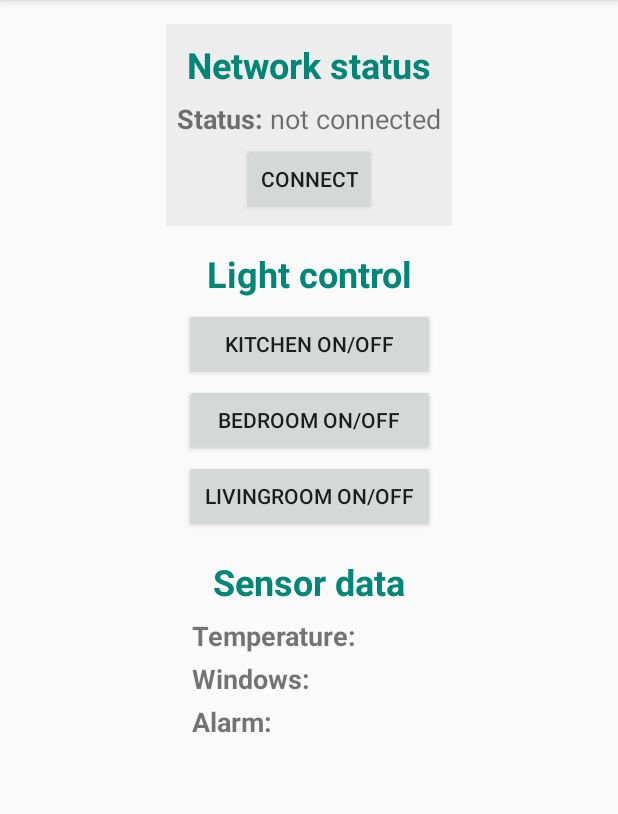
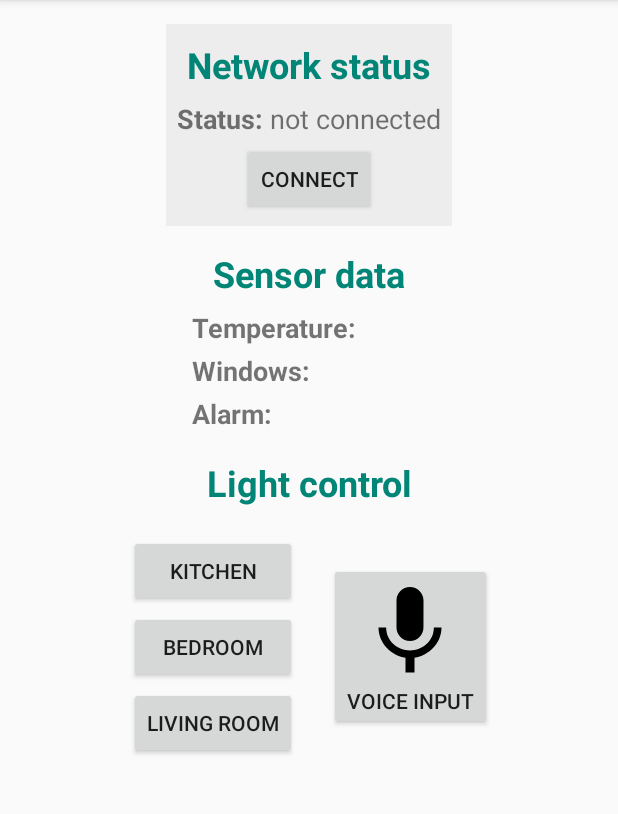
Before and after one commit to joelpalsson/smart-home-app, an Android app: the screen it shows after launch (MainActivity), on a phone screen of 412 x 824 dp, the part 84-898 px from its top. Run offline under Robolectric (Android 15) with nearby library versions, the phone set to English and light mode, and no system bars.

Commit message:
Add voice control for controlling LED:S

```diff
--- a/app/build.gradle
+++ b/app/build.gradle
@@ -9,6 +9,7 @@ android {
         versionCode 1
         versionName "1.0"
         testInstrumentationRunner "android.support.test.runner.AndroidJUnitRunner"
+        vectorDrawables.useSupportLibrary = true
     }
     buildTypes {
         release {
--- a/app/src/main/AndroidManifest.xml
+++ b/app/src/main/AndroidManifest.xml
@@ -21,5 +21,6 @@
     <uses-permission android:name="android.permission.BLUETOOTH" />
     <uses-permission android:name="android.permission.BLUETOOTH_ADMIN" />
     <uses-permission android:name="android.permission.ACCESS_COARSE_LOCATION" />
+    <uses-permission android:name="android.permission.RECORD_AUDIO" />
 
 </manifest>
--- a/app/src/main/java/com/example/smarthomeapp/MainActivity.java
+++ b/app/src/main/java/com/example/smarthomeapp/MainActivity.java
@@ -1,12 +1,20 @@
 package com.example.smarthomeapp;
 
+import android.Manifest;
 import android.bluetooth.BluetoothAdapter;
 import android.bluetooth.BluetoothDevice;
 import android.bluetooth.BluetoothSocket;
 import android.content.Intent;
+import android.content.pm.PackageManager;
+import android.os.Build;
 import android.os.Handler;
 import android.os.Message;
 import android.os.SystemClock;
+import android.speech.RecognitionListener;
+import android.speech.RecognizerIntent;
+import android.speech.SpeechRecognizer;
+import android.support.v4.app.ActivityCompat;
+import android.support.v4.content.ContextCompat;
 import android.support.v7.app.AppCompatActivity;
 import android.os.Bundle;
 import android.util.Log;
@@ -18,6 +26,7 @@ import android.widget.Toast;
 import java.io.IOException;
 import java.io.InputStream;
 import java.io.OutputStream;
+import java.util.ArrayList;
 import java.util.UUID;
 
 public class MainActivity extends AppCompatActivity {
@@ -27,11 +36,13 @@ public class MainActivity extends AppCompatActivity {
     // Used for identifying shared types between calling functions
     private static final int REQUEST_ENABLE_BT = 1;
     // Used by the main thread Handler to distinguish Messages containing a command from the Arduino
-    private static final int COMMAND_RECEIVED = 2;
+    private static final int COMMAND_RECEIVED = 1;
     // Used by the main thread Handler to distinguish Messages containing connection status
-    private static final int CONNECTION_STATUS = 3;
+    private static final int CONNECTION_STATUS = 2;
     // Used by the main thread Handler to distinguish Messages containing user feedback
-    private static final int USER_FEEDBACK = 4;
+    private static final int USER_FEEDBACK = 3;
+    // Used when requesting audio recording permissions
+    private static final int MY_PERMISSIONS_REQUEST_RECORD_AUDIO = 1;
     // Bluetooth uuid, used to determine which channel to connect to
     private static final UUID BT_MODULE_UUID =
             UUID.fromString("00001101-0000-1000-8000-00805F9B34FB");
@@ -44,10 +55,12 @@ public class MainActivity extends AppCompatActivity {
     private InputStream mInputStream;
     private OutputStream mOutputStream;
 
-    TextView mConnectionStatusTextView;
-    TextView mTemperatureTextView;
-    TextView mWindowsTextView;
-    TextView mAlarmTextView;
+    private SpeechRecognizer speechRecognizer;
+
+    private TextView mConnectionStatusTextView;
+    private TextView mTemperatureTextView;
+    private TextView mWindowsTextView;
+    private TextView mAlarmTextView;
 
     @Override
     protected void onCreate(Bundle savedInstanceState) {
@@ -61,6 +74,7 @@ public class MainActivity extends AppCompatActivity {
         Button kitchenLightButton = (Button) findViewById(R.id.kitchenLightButton);
         Button bedroomLightButton = (Button) findViewById(R.id.bedroomLightButton);
         Button livingroomLightButton = (Button) findViewById(R.id.livingroomLightButton);
+        Button voiceControlButton = (Button) findViewById(R.id.voiceControlButton);
         mConnectionStatusTextView = (TextView) findViewById(R.id.connectionStatusTextView);
         mTemperatureTextView = (TextView) findViewById(R.id.temperatureTextView);
         mWindowsTextView = (TextView) findViewById(R.id.windowsTextView);
@@ -82,14 +96,27 @@ public class MainActivity extends AppCompatActivity {
             startActivityForResult(enableBtIntent, REQUEST_ENABLE_BT);
         }
 
+        // Check if the Android API level is equal to or greater than 23. If so, ask the user for
+        // necessary audio recording permissions
+        if (Build.VERSION.SDK_INT >= Build.VERSION_CODES.M) {
+            requestRecAudioPerm();
+        }
+
         // Set the GUI listeners
         connectButton.setOnClickListener(connectButtonOnClickListener);
         kitchenLightButton.setOnClickListener(kitchenLightButtonOnClickListener);
         bedroomLightButton.setOnClickListener(bedroomLightButtonOnClickListener);
         livingroomLightButton.setOnClickListener(livingroomLightButtonOnClickListener);
+        voiceControlButton.setOnClickListener(voiceControlButtonOnClickListener);
 
         // Obtain the paired Arduino device
         mBtDevice = mBtAdapter.getRemoteDevice(ARDUINO_MAC);
+
+        // Prepare for speech recognition
+        boolean supported = SpeechRecognizer.isRecognitionAvailable(this);
+        Log.d(DEBUG_TAG, "speech regignition supported: " + Boolean.toString(supported));
+        speechRecognizer = SpeechRecognizer.createSpeechRecognizer(this);
+        speechRecognizer.setRecognitionListener(commandRecognitionListener);
     }
 
     // To avoid blocking the GUI thread, start a new thread to handle the connection
@@ -124,6 +151,78 @@ public class MainActivity extends AppCompatActivity {
         @Override
         public void onClick(View view) {
             sendCommand("3");
+        }
+    };
+
+    private View.OnClickListener voiceControlButtonOnClickListener = new View.OnClickListener() {
+        @Override
+        public void onClick(View view) {
+            recordSpeech();
+        }
+    };
+
+    private RecognitionListener commandRecognitionListener = new RecognitionListener() {
+        @Override
+        public void onReadyForSpeech(Bundle params) {
+            String feedback = "In which room do you want to toggle the light?";
+            Toast.makeText(getApplicationContext(), feedback, Toast.LENGTH_LONG).show();
+        }
+
+        @Override
+        public void onBeginningOfSpeech() {
+
+        }
+
+        @Override
+        public void onRmsChanged(float rmsdB) {
+
+        }
+
+        @Override
+        public void onBufferReceived(byte[] buffer) {
+
+        }
+
+        @Override
+        public void onEndOfSpeech() {
+
+        }
+
+        @Override
+        public void onError(int error) {
+            Log.d(DEBUG_TAG, "error: " + error);
+        }
+
+        @Override
+        public void onResults(Bundle results) {
+            Log.d(DEBUG_TAG, "Result obtained!");
+            ArrayList<String> result = results.getStringArrayList(SpeechRecognizer.RESULTS_RECOGNITION);
+            for (int i = 0; i < result.size(); i++) {
+                Log.d(DEBUG_TAG, "result " + Integer.toString(i) + ": " + result.get(i));
+            }
+            String command = result.get(0).toLowerCase();
+            Log.d(DEBUG_TAG, command);
+            if (command.equals("kitchen")) {
+                sendCommand("1");
+            } else if (command.equals("bedroom")) {
+                sendCommand("2");
+            } else if (command.equals("living room")) {
+                sendCommand("3");
+            } else {
+                String feedback = "Unfortunately it is not possible to control the light in the " +
+                        "mentioned room. Please press the button and try again!";
+                Toast.makeText(getApplicationContext(), feedback, Toast.LENGTH_LONG).show();
+            }
+        }
+
+        @Override
+        public void onPartialResults(Bundle partialResults) {
+
+        }
+
+        @Override
+        public void onEvent(int eventType, Bundle params) {
+
         }
     };
 
@@ -265,4 +364,20 @@ public class MainActivity extends AppCompatActivity {
         }
     }
 
+    private void requestRecAudioPerm() {
+        if (ContextCompat.checkSelfPermission(this, Manifest.permission.RECORD_AUDIO) !=
+                PackageManager.PERMISSION_GRANTED) {
+            ActivityCompat.requestPermissions(this,
+                    new String[]{Manifest.permission.RECORD_AUDIO},
+                    MY_PERMISSIONS_REQUEST_RECORD_AUDIO);
+        }
+    }
+
+    private void recordSpeech() {
+        Intent intent = new Intent(RecognizerIntent.ACTION_RECOGNIZE_SPEECH);
+        intent.putExtra(RecognizerIntent.EXTRA_LANGUAGE_MODEL, RecognizerIntent.LANGUAGE_MODEL_FREE_FORM);
+        speechRecognizer.startListening(intent);
+    }
+
+
 }
--- /dev/null
+++ b/app/src/main/res/drawable/ic_mic_black_72dp.xml
@@ -0,0 +1,4 @@
+<vector android:height="72dp" android:viewportHeight="24.0"
+    android:viewportWidth="24.0" android:width="72dp" xmlns:android="http://schemas.android.com/apk/res/android">
+    <path android:fillColor="#FF000000" android:pathData="M12,14c1.66,0 2.99,-1.34 2.99,-3L15,5c0,-1.66 -1.34,-3 -3,-3S9,3.34 9,5v6c0,1.66 1.34,3 3,3zM17.3,11c0,3 -2.54,5.1 -5.3,5.1S6.7,14 6.7,11L5,11c0,3.41 2.72,6.23 6,6.72L11,21h2v-3.28c3.28,-0.48 6,-3.3 6,-6.72h-1.7z"/>
+</vector>
--- a/app/src/main/res/layout/activity_main.xml
+++ b/app/src/main/res/layout/activity_main.xml
@@ -11,10 +11,10 @@
         android:layout_width="wrap_content"
         android:layout_height="wrap_content"
         android:layout_marginTop="16dp"
+        android:background="@color/colorGrey"
+        android:gravity="center"
+        android:orientation="vertical"
         android:padding="5dp"
-        android:background="@color/colorGrey"
-        android:orientation="vertical"
-        android:gravity="center"
         app:layout_constraintEnd_toEndOf="parent"
         app:layout_constraintStart_toStartOf="parent"
         app:layout_constraintTop_toTopOf="parent">
@@ -59,58 +59,15 @@
     </LinearLayout>
 
     <LinearLayout
-        android:id="@+id/lightControl"
-        android:layout_width="170dp"
-        android:layout_height="wrap_content"
-        android:layout_marginTop="10dp"
-        android:orientation="vertical"
-        android:gravity="center"
-        app:layout_constraintEnd_toEndOf="parent"
-        app:layout_constraintStart_toStartOf="parent"
-        app:layout_constraintTop_toBottomOf="@id/connectionInfo">
-
-        <TextView
-            android:layout_width="wrap_content"
-            android:layout_height="wrap_content"
-            android:layout_margin="5dp"
-            android:gravity="center"
-            android:text="@string/light_control_header"
-            android:textColor="@color/colorPrimary"
-            android:textSize="24sp"
-            android:textStyle="bold" />
-
-        <Button
-            android:id="@+id/kitchenLightButton"
-            android:layout_width="match_parent"
-            android:layout_height="wrap_content"
-            android:layout_margin="1dp"
-            android:text="@string/kitchen_light_button" />
-
-        <Button
-            android:id="@+id/bedroomLightButton"
-            android:layout_width="match_parent"
-            android:layout_height="wrap_content"
-            android:layout_margin="1dp"
-            android:text="@string/bedroom_light_button" />
-
-        <Button
-            android:id="@+id/livingroomLightButton"
-            android:layout_width="match_parent"
-            android:layout_height="wrap_content"
-            android:layout_margin="1dp"
-            android:text="@string/livingroom_light_button" />
-    </LinearLayout>
-
-    <LinearLayout
         android:id="@+id/sensorData"
         android:layout_width="160dp"
         android:layout_height="wrap_content"
         android:layout_marginTop="10dp"
+        android:gravity="center"
         android:orientation="vertical"
-        android:gravity="center"
         app:layout_constraintEnd_toEndOf="parent"
         app:layout_constraintStart_toStartOf="parent"
-        app:layout_constraintTop_toBottomOf="@id/lightControl">
+        app:layout_constraintTop_toBottomOf="@id/connectionInfo">
 
         <TextView
             android:layout_width="wrap_content"
@@ -183,4 +140,78 @@
         </LinearLayout>
     </LinearLayout>
 
+    <LinearLayout
+        android:id="@+id/lightControl"
+        android:layout_width="wrap_content"
+        android:layout_height="wrap_content"
+        android:layout_marginTop="10dp"
+        android:gravity="center"
+        android:orientation="vertical"
+        app:layout_constraintEnd_toEndOf="parent"
+        app:layout_constraintStart_toStartOf="parent"
+        app:layout_constraintTop_toBottomOf="@id/sensorData">
+
+        <TextView
+            android:layout_width="wrap_content"
+            android:layout_height="wrap_content"
+            android:layout_margin="5dp"
+            android:gravity="center"
+            android:text="@string/light_control_header"
+            android:textColor="@color/colorPrimary"
+            android:textSize="24sp"
+            android:textStyle="bold"
+            app:layout_constraintEnd_toEndOf="parent"
+            app:layout_constraintStart_toStartOf="parent"
+            app:layout_constraintTop_toTopOf="parent" />
+
+        <LinearLayout
+            android:layout_width="wrap_content"
+            android:layout_height="wrap_content"
+            android:layout_margin="2dp"
+            android:orientation="horizontal">
+
+            <LinearLayout
+                android:layout_width="wrap_content"
+                android:layout_height="wrap_content"
+                android:layout_margin="10dp"
+                android:gravity="center"
+                android:orientation="vertical">
+
+                <Button
+                    android:id="@+id/kitchenLightButton"
+                    android:layout_width="match_parent"
+                    android:layout_height="wrap_content"
+                    android:layout_margin="1dp"
+                    android:text="@string/kitchen_light_button" />
+
+                <Button
+                    android:id="@+id/bedroomLightButton"
+                    android:layout_width="match_parent"
+                    android:layout_height="wrap_content"
+                    android:layout_margin="1dp"
+                    android:layout_marginTop="96dp"
+                    android:text="@string/bedroom_light_button" />
+
+                <Button
+                    android:id="@+id/livingroomLightButton"
+                    android:layout_width="match_parent"
+                    android:layout_height="wrap_content"
+                    android:layout_margin="1dp"
+                    android:layout_marginTop="60dp"
+                    android:text="@string/livingroom_light_button" />
+            </LinearLayout>
+
+            <Button
+                android:id="@+id/voiceControlButton"
+                android:layout_width="wrap_content"
+                android:layout_height="wrap_content"
+                android:layout_gravity="center"
+                android:layout_margin="10dp"
+                android:drawableTop="@drawable/ic_mic_black_72dp"
+                android:text="@string/voice_control_button" />
+
+        </LinearLayout>
+
+    </LinearLayout>
+
 </android.support.constraint.ConstraintLayout>
--- a/app/src/main/res/values/colors.xml
+++ b/app/src/main/res/values/colors.xml
@@ -1,7 +1,7 @@
 <?xml version="1.0" encoding="utf-8"?>
 <resources>
     <color name="colorPrimary">#008577</color>
-    <color name="colorPrimaryDark">#00574B</color>
+    <color name="colorPrimaryDark">#00574b</color>
     <color name="colorAccent">#D81B60</color>
     <color name="colorGrey">#ededed</color>
 </resources>
--- a/app/src/main/res/values/strings.xml
+++ b/app/src/main/res/values/strings.xml
@@ -7,9 +7,10 @@
     <string name="connect_button">Connect</string>
 
     <string name="light_control_header">Light control</string>
-    <string name="kitchen_light_button">Kitchen on/off</string>
-    <string name="bedroom_light_button">Bedroom on/off</string>
-    <string name="livingroom_light_button">Livingroom on/off</string>
+    <string name="kitchen_light_button">Kitchen</string>
+    <string name="bedroom_light_button">Bedroom</string>
+    <string name="livingroom_light_button">Living room</string>
+    <string name="voice_control_button">Voice input</string>
 
     <string name="sensor_data_header">Sensor data</string>
     <string name="temperature_sensor_key">Temperature:\u0020</string>
```
Also changed, not shown: app/src/main/res/drawable-hdpi/ic_action_voice.png (added), app/src/main/res/drawable-mdpi/ic_action_voice.png (added), app/src/main/res/drawable-xhdpi/ic_action_voice.png (added), app/src/main/res/drawable-xxhdpi/ic_action_voice.png (added), app/src/main/res/drawable-xxxhdpi/ic_action_voice.png (added).
